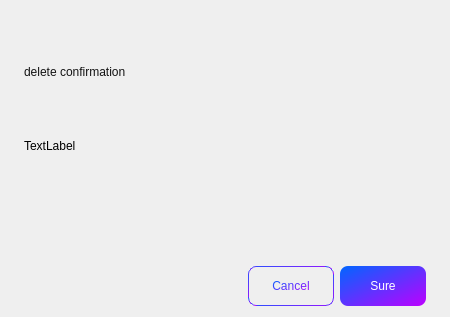
Before: the Qt Designer form widget/Setting/WConformWidget.ui in yechaoGitHub/AI, drawn with Qt 5.
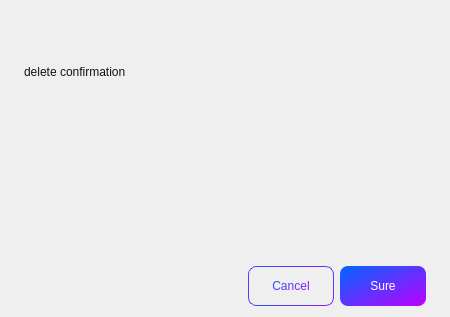
After: the same form once the commit is applied.

```diff
--- a/widget/Setting/WConformWidget.ui
+++ b/widget/Setting/WConformWidget.ui
@@ -43,7 +43,7 @@
    <item>
     <widget class="QLabel" name="lb_content">
      <property name="text">
-      <string>TextLabel</string>
+      <string/>
      </property>
      <property name="alignment">
       <set>Qt::AlignLeading|Qt::AlignLeft|Qt::AlignTop</set>
```
